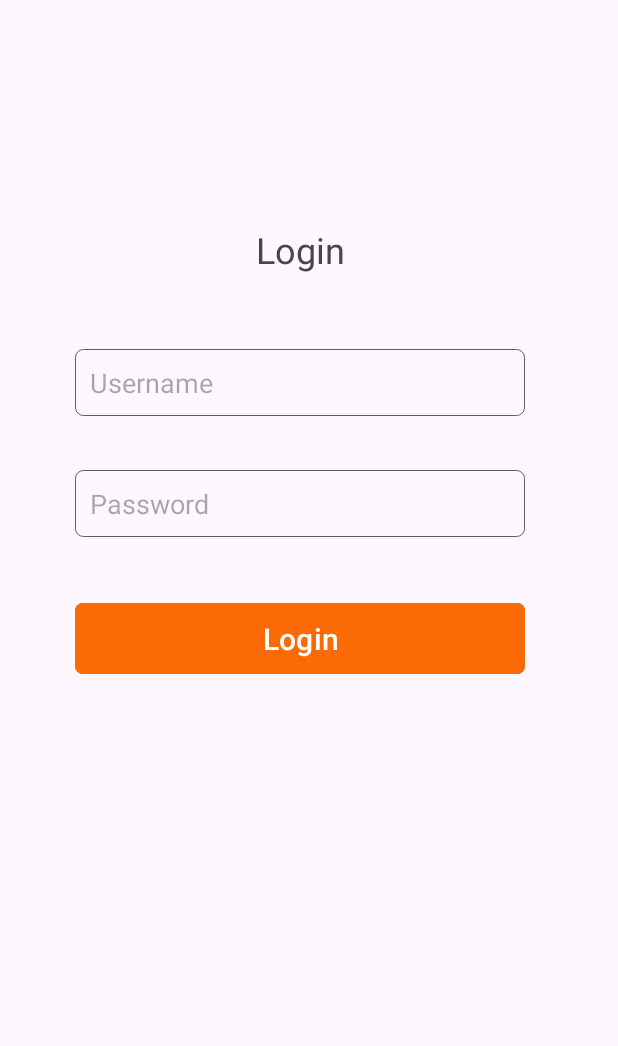
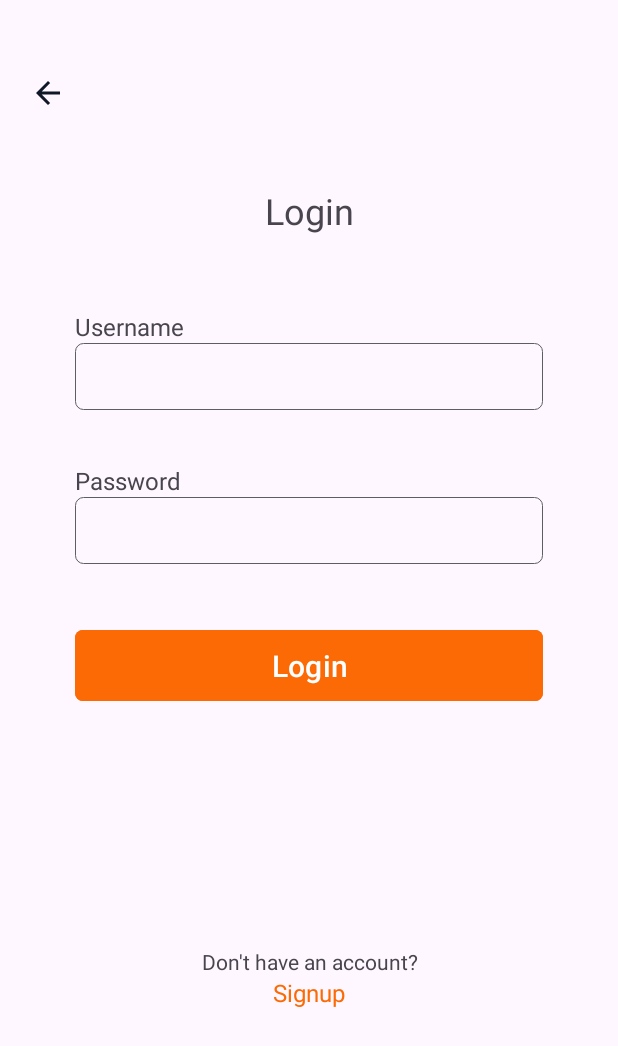
Before and after one commit to SayuruRehan/trove-mobile, an Android app: the LoginActivity screen opened directly, with no data from a screen before it, on a phone screen of 412 x 824 dp. Shown: the top 1046 px of the screen. Run offline under Robolectric (Android 15) with nearby library versions, the phone set to English and light mode, and no system bars.

Commit message:
Login page updated

```diff
--- a/app/src/main/AndroidManifest.xml
+++ b/app/src/main/AndroidManifest.xml
@@ -27,6 +27,11 @@
             android:exported="false">
 
         </activity>
+        <activity
+            android:name=".activities.SignupActivity"
+            android:exported="false">
+
+        </activity>
     </application>
 
 </manifest>
--- a/app/src/main/java/com/example/trove_mobile/activities/LoginActivity.kt
+++ b/app/src/main/java/com/example/trove_mobile/activities/LoginActivity.kt
@@ -1,6 +1,9 @@
 package com.example.trove_mobile.activities
 
+import android.content.Intent
 import android.os.Bundle
+import android.widget.ImageButton
+import android.widget.TextView
 import androidx.activity.enableEdgeToEdge
 import androidx.appcompat.app.AppCompatActivity
 import androidx.core.view.ViewCompat
@@ -17,5 +20,19 @@ class LoginActivity : AppCompatActivity(){
             v.setPadding(systemBars.left, systemBars.top, systemBars.right, systemBars.bottom)
             insets
         }
+
+        val backButton = findViewById<ImageButton>(R.id.imageButtonBackLogin)
+
+        backButton.setOnClickListener{
+            val intent = Intent(this, MainActivity::class.java)
+            startActivity(intent)
+        }
+
+        val signupButton = findViewById<TextView>(R.id.linkTextView)
+
+        signupButton.setOnClickListener{
+            val intent = Intent(this, SignupActivity::class.java)
+            startActivity(intent)
+        }
     }
 }
--- /dev/null
+++ b/app/src/main/java/com/example/trove_mobile/activities/SignupActivity.kt
@@ -0,0 +1,16 @@
+package com.example.trove_mobile.activities
+
+import android.os.Bundle
+import androidx.activity.enableEdgeToEdge
+import androidx.appcompat.app.AppCompatActivity
+import androidx.core.view.ViewCompat
+import androidx.core.view.WindowInsetsCompat
+import com.example.trove_mobile.R
+
+class SignupActivity : AppCompatActivity(){
+    override fun onCreate(savedInstanceState: Bundle?) {
+        super.onCreate(savedInstanceState)
+        enableEdgeToEdge()
+        setContentView(R.layout.signup_page)
+    }
+}
--- /dev/null
+++ b/app/src/main/res/drawable/arrow_back.xml
@@ -0,0 +1,5 @@
+<vector xmlns:android="http://schemas.android.com/apk/res/android" android:autoMirrored="true" android:height="24dp" android:tint="#101827" android:viewportHeight="24" android:viewportWidth="24" android:width="24dp">
+
+    <path android:fillColor="@android:color/white" android:pathData="M20,11H7.83l5.59,-5.59L12,4l-8,8 8,8 1.41,-1.41L7.83,13H20v-2z"/>
+
+</vector>
--- a/app/src/main/res/layout/login_page.xml
+++ b/app/src/main/res/layout/login_page.xml
@@ -4,56 +4,110 @@
     xmlns:tools="http://schemas.android.com/tools"
     android:layout_width="match_parent"
     android:layout_height="match_parent"
-    android:paddingTop="100dp"
+    android:paddingTop="10dp"
     android:layout_centerHorizontal="true"
-    android:orientation="vertical">
+    android:orientation="vertical"
+    android:backgroundTint="@color/white">
+
+    <ImageButton
+        android:id="@+id/imageButtonBackLogin"
+        android:layout_width="wrap_content"
+        android:layout_height="wrap_content"
+        android:contentDescription="back_button"
+        app:srcCompat="@drawable/arrow_back"
+        android:background="@android:color/transparent"
+        android:paddingHorizontal="20dp"
+        android:paddingTop="40dp"/>
+
 
     <TextView
         android:id="@+id/login"
-        android:layout_width="300dp"
+        android:layout_width="match_parent"
         android:layout_height="wrap_content"
         android:layout_marginHorizontal="50dp"
         android:layout_marginVertical="50dp"
         android:text="@string/login_heading"
+        android:paddingTop="100dp"
         android:textAlignment="center"
         android:textSize="24dp" />
 
+    <TextView
+        android:id="@+id/textViewUsername"
+        android:layout_width="match_parent"
+        android:layout_height="wrap_content"
+        android:layout_marginHorizontal="50dp"
+        android:textSize="16sp"
+        android:text="@string/login_username" />
+
     <EditText
         android:id="@+id/editTextUsername"
-        android:layout_width="wrap_content"
+        android:layout_width="match_parent"
         android:layout_height="wrap_content"
+        android:layout_marginHorizontal="50dp"
         android:layout_marginBottom="36dp"
         android:width="300dp"
-        android:layout_marginHorizontal="50dp"
         android:background="@drawable/custom_text_input"
         android:ems="10"
         android:inputType="text"
-        android:padding="10dp"
-        android:hint="@string/login_username" />
+        android:padding="10dp" />
+
+    <TextView
+        android:id="@+id/textViewPassword"
+        android:layout_width="match_parent"
+        android:layout_height="wrap_content"
+        android:layout_marginHorizontal="50dp"
+        android:textSize="16sp"
+        android:text="@string/login_password" />
 
     <EditText
         android:id="@+id/editTextPassword"
-        android:layout_width="wrap_content"
+        android:layout_width="match_parent"
         android:layout_height="wrap_content"
+        android:layout_marginHorizontal="50dp"
         android:width="300dp"
         android:background="@drawable/custom_text_input"
         android:ems="10"
-        android:layout_marginHorizontal="50dp"
-        android:inputType="text"
-        android:padding="10dp"
-        android:hint="@string/login_password" />
+        android:inputType="textPassword"
+        android:padding="10dp" />
 
     <com.google.android.material.button.MaterialButton
         android:id="@+id/button_get_started"
-        android:layout_width="wrap_content"
+        android:layout_width="match_parent"
         android:layout_height="wrap_content"
+        android:layout_marginHorizontal="50dp"
+        android:layout_marginVertical="40dp"
         android:width="300dp"
         android:backgroundTint="@color/orange"
-        android:layout_marginVertical="40dp"
-        android:layout_marginHorizontal="50dp"
+        android:paddingVertical="10dp"
         android:text="@string/login_heading"
         android:textColor="@color/white"
         android:textSize="20sp"
-        android:paddingVertical="10dp"
         app:cornerRadius="5dp" />
+
+    <LinearLayout
+        android:layout_width="match_parent"
+        android:layout_height="wrap_content"
+        android:orientation="vertical">
+
+        <TextView
+            android:id="@+id/dont_have_account"
+            android:layout_width="match_parent"
+            android:layout_height="wrap_content"
+            android:layout_marginTop="120dp"
+            android:text="@string/dont_have_account"
+            android:textAlignment="center" />
+
+        <TextView
+            android:id="@+id/linkTextView"
+            android:layout_width="match_parent"
+            android:layout_height="wrap_content"
+            android:text="@string/signup_link"
+            android:textColor="@color/orange"
+            android:textAlignment="center"
+            android:textSize="16sp"/>
+
+
+
+    </LinearLayout>
+
 </LinearLayout>
--- /dev/null
+++ b/app/src/main/res/layout/signup_page.xml
@@ -0,0 +1,17 @@
+<?xml version="1.0" encoding="utf-8"?>
+<androidx.constraintlayout.widget.ConstraintLayout xmlns:android="http://schemas.android.com/apk/res/android"
+    xmlns:app="http://schemas.android.com/apk/res-auto"
+    xmlns:tools="http://schemas.android.com/tools"
+    android:layout_width="match_parent"
+    android:layout_height="match_parent">
+
+    <TextView
+        android:id="@+id/textView"
+        android:layout_width="wrap_content"
+        android:layout_height="wrap_content"
+        android:text="Signup"
+        app:layout_constraintBottom_toBottomOf="parent"
+        app:layout_constraintEnd_toEndOf="parent"
+        app:layout_constraintStart_toStartOf="parent"
+        app:layout_constraintTop_toTopOf="parent" />
+</androidx.constraintlayout.widget.ConstraintLayout>
--- a/app/src/main/res/values/strings.xml
+++ b/app/src/main/res/values/strings.xml
@@ -9,4 +9,6 @@
     <string name="login_heading">Login</string>
     <string name="login_username">Username</string>
     <string name="login_password">Password</string>
+    <string name="dont_have_account">Don\'t have an account?</string>
+    <string name="signup_link">Signup</string>
 </resources>
```
